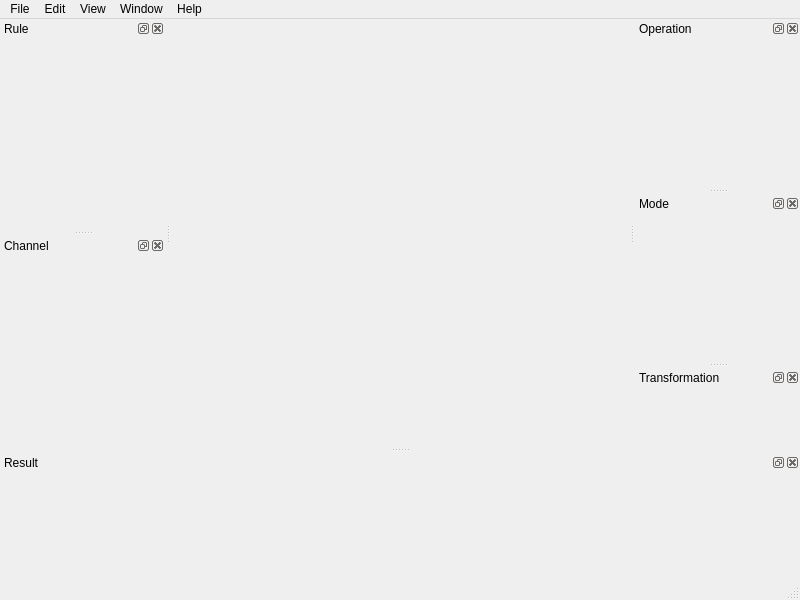
First picture: the form in src/main/python/cguis/design/main_window.ui, repository insad/DigitalPalette, before the edit.
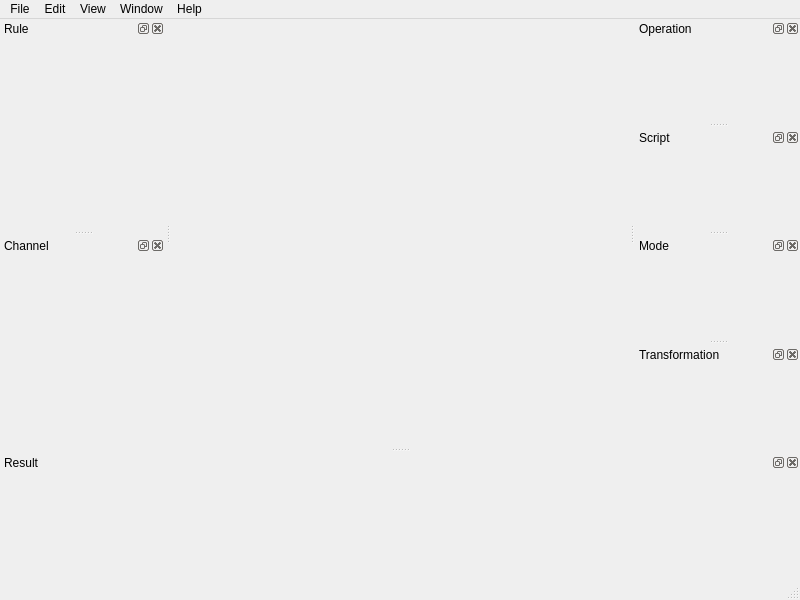
Second picture: the form after the edit.

Commit message: Add script method.

The edit to the form file:
```diff
--- a/src/main/python/cguis/design/main_window.ui
+++ b/src/main/python/cguis/design/main_window.ui
@@ -187,6 +187,27 @@
    </attribute>
    <widget class="QWidget" name="operation_dock_contents"/>
   </widget>
+  <widget class="QDockWidget" name="script_dock_widget">
+   <property name="minimumSize">
+    <size>
+     <width>165</width>
+     <height>90</height>
+    </size>
+   </property>
+   <property name="toolTip">
+    <string>Script.</string>
+   </property>
+   <property name="allowedAreas">
+    <set>Qt::LeftDockWidgetArea|Qt::RightDockWidgetArea</set>
+   </property>
+   <property name="windowTitle">
+    <string>Script</string>
+   </property>
+   <attribute name="dockWidgetArea">
+    <number>2</number>
+   </attribute>
+   <widget class="QWidget" name="script_dock_contents"/>
+  </widget>
   <widget class="QDockWidget" name="mode_dock_widget">
    <property name="sizePolicy">
     <sizepolicy hsizetype="Preferred" vsizetype="Preferred">
@@ -239,7 +260,7 @@
    <property name="minimumSize">
     <size>
      <width>165</width>
-     <height>42</height>
+     <height>90</height>
     </size>
    </property>
    <property name="toolTip">
```
Left out of the diff: 31 changed lines with no effect on the pictures. The commit also changes 30 other files.
